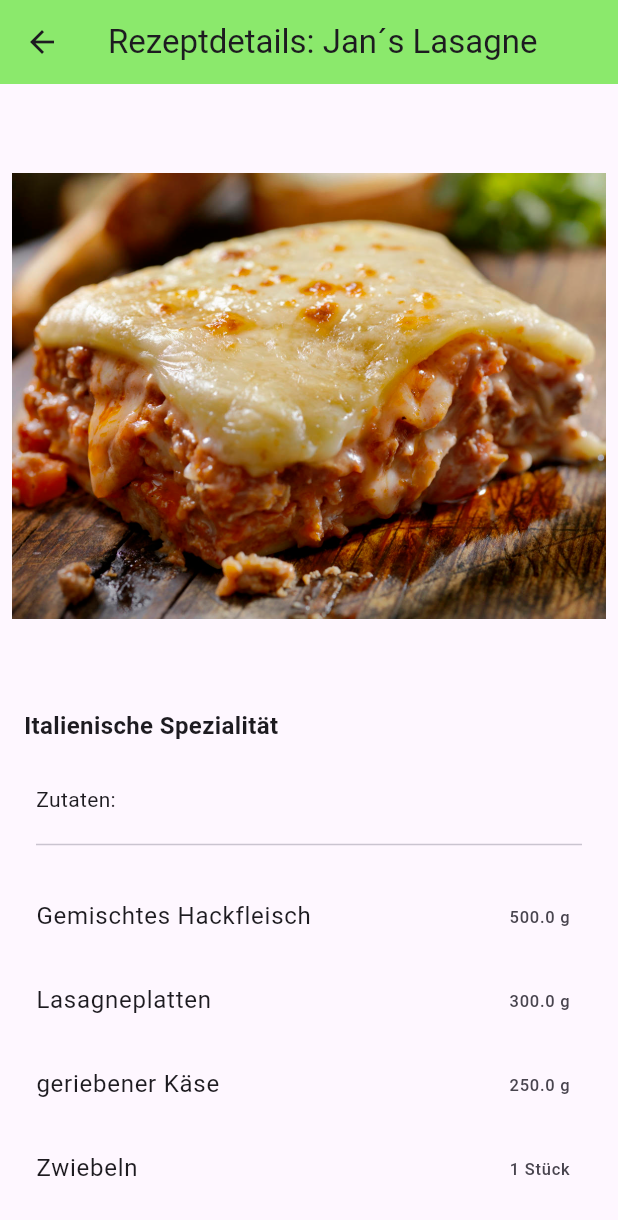
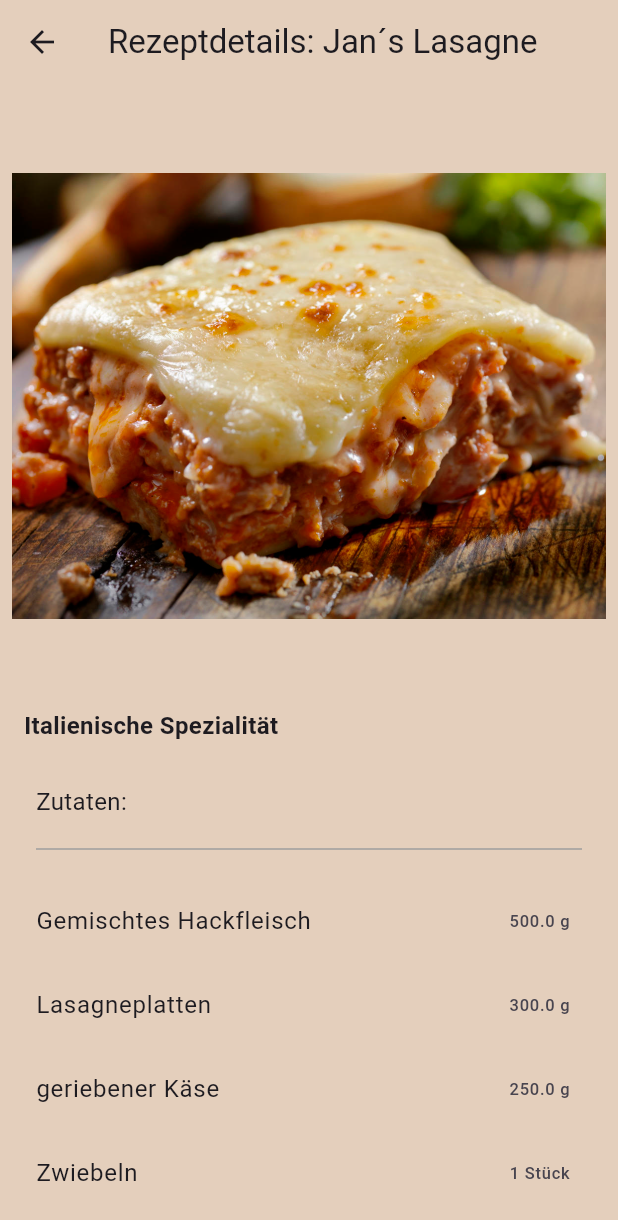
Before and after one commit to FerushT/flutter_bildergalerie_4_6_4, a Flutter app: the screen it shows after launch, after a tap on "Jan´s Lasagne", on a phone screen of 412 x 824 dp. Shown: the top 1220 px of the screen. Run offline on Flutter 3.47's test engine with Material 3 defaults, Android fonts, the light colour scheme and no system bars.

Commit message:
Change Backgroundcolor

```diff
--- a/lib/src/features/rezeptegallerie/presentation/card_detail_screen.dart
+++ b/lib/src/features/rezeptegallerie/presentation/card_detail_screen.dart
@@ -12,8 +12,10 @@
         title: Text(
           "Rezeptdetails: ${rezept.title}",
         ),
-        backgroundColor: const Color.fromARGB(239, 131, 232, 98),
+        backgroundColor: const Color.fromARGB(148, 209, 178, 140),
       ),
+      body: Scaffold(
+        backgroundColor: const Color.fromARGB(148, 209, 178, 140),
         body: SafeArea(
           child: SingleChildScrollView(
             child: Padding(
@@ -45,12 +47,16 @@
                   ),
                   Padding(
                     padding: const EdgeInsets.symmetric(horizontal: 16),
-                  child: Text(rezept.description),
+                    child: Text(
+                      rezept.description,
+                      style: const TextStyle(fontSize: 16),
+                    ),
                   ),
                   const Divider(
                     indent: 16,
                     endIndent: 16,
                     height: 40,
+                    color: Colors.grey,
                   ),
                   ListView.builder(
                       physics: const NeverScrollableScrollPhysics(),
@@ -73,6 +79,7 @@
             ),
           ),
         ),
+      ),
     );
   }
 }
```
Lines whose indentation alone changed are shown as unchanged.
